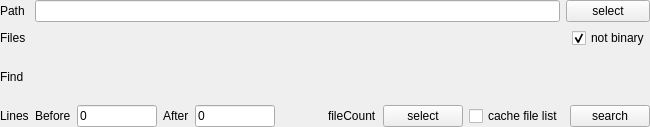
First picture: the form in widget/searchoptionswidget.ui, repository mugiseyebrows/mugi-grep, before the edit.
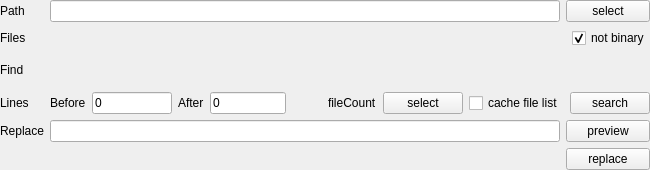
Second picture: the form after the edit. Custom widgets are drawn as their Qt base class.

Commit message: replace preview

```diff
--- a/widget/searchoptionswidget.ui
+++ b/widget/searchoptionswidget.ui
@@ -7,7 +7,7 @@
     <x>0</x>
     <y>0</y>
     <width>650</width>
-    <height>127</height>
+    <height>170</height>
    </rect>
   </property>
   <property name="windowTitle">
@@ -82,6 +82,13 @@
        </property>
       </widget>
      </item>
+     <item row="7" column="2" colspan="2">
+      <widget class="QPushButton" name="replace">
+       <property name="text">
+        <string>replace</string>
+       </property>
+      </widget>
+     </item>
      <item row="3" column="1" colspan="3">
       <layout class="QHBoxLayout" name="horizontalLayout_2">
        <item>
@@ -173,6 +180,23 @@
        </item>
       </layout>
      </item>
+     <item row="6" column="2" colspan="2">
+      <widget class="QPushButton" name="preview">
+       <property name="text">
+        <string>preview</string>
+       </property>
+      </widget>
+     </item>
+     <item row="6" column="0">
+      <widget class="QLabel" name="label_2">
+       <property name="text">
+        <string>Replace</string>
+       </property>
+      </widget>
+     </item>
+     <item row="6" column="1">
+      <widget class="QLineEdit" name="replacement"/>
+     </item>
     </layout>
    </item>
   </layout>
```
Left out of the diff: 26 changed lines with no effect on the pictures. The commit also changes 21 other files.
